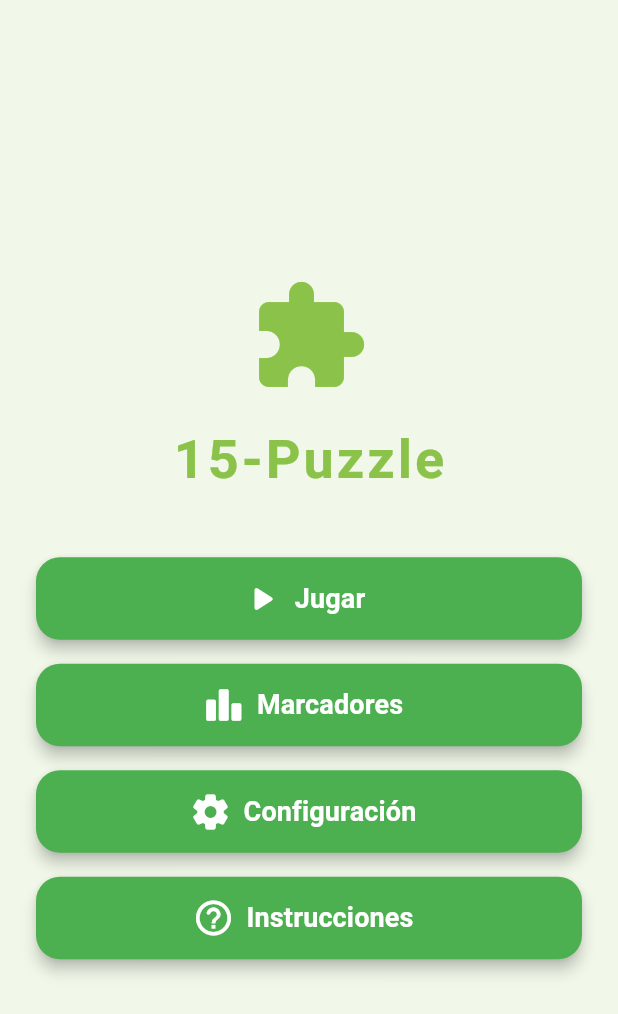
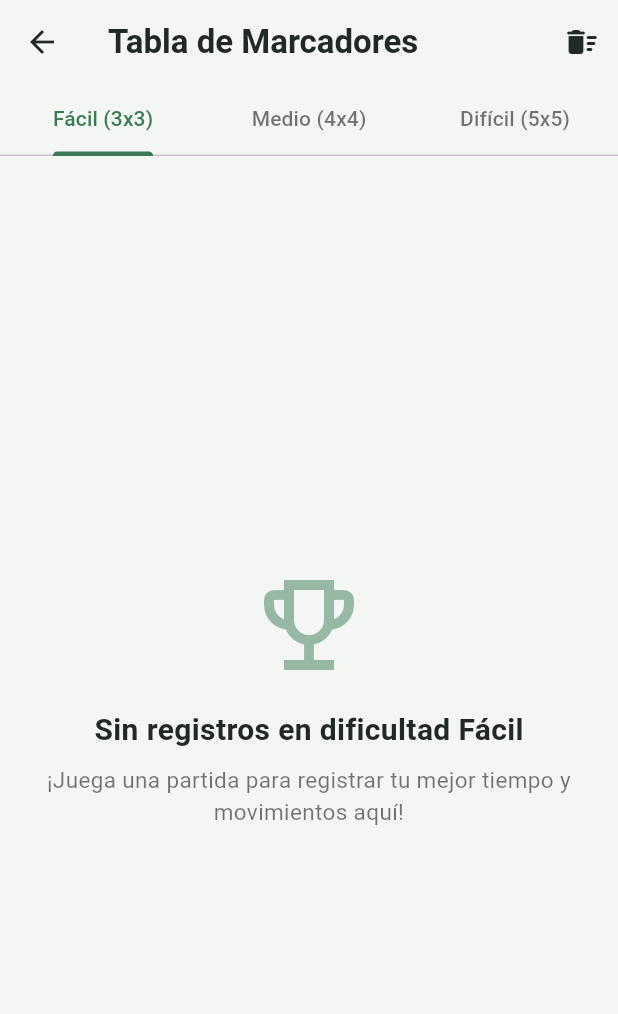
Before and after one commit to fenix1091/Microproyecto-15-Puzzle, a Flutter app: the screen it shows after launch, after a tap on "Marcadores", on a phone screen of 412 x 824 dp. Shown: the top 1014 px of the screen. Run offline on Flutter 3.47's test engine with Material 3 defaults, Android fonts, the phone set to English and light mode, and no system bars; our stand-ins replace shared_preferences.

Commit message:
Instrucciones y marcadores implementados manteniendo el shared preference (creo)

```diff
--- a/lib/main.dart
+++ b/lib/main.dart
@@ -1,5 +1,6 @@
 import 'package:flutter/material.dart';
 import 'screens/pantalla_de_carga.dart';
+
 
 void main() {
   runApp(const MyApp());
--- /dev/null
+++ b/lib/screens/marcadores.dart
@@ -0,0 +1,172 @@
+import 'package:flutter/material.dart';
+import 'package:shared_preferences/shared_preferences.dart';
+
+class MarcadoresScreen extends StatefulWidget {
+  const MarcadoresScreen({super.key});
+
+  @override
+  State<MarcadoresScreen> createState() => _MarcadoresScreenState();
+}
+
+class _MarcadoresScreenState extends State<MarcadoresScreen> {
+  bool _isDarkMode = false;
+  Map<String, dynamic>? _scoreFacil;
+  Map<String, dynamic>? _scoreMedio;
+  Map<String, dynamic>? _scoreDificil;
+
+  @override
+  void initState() {
+    super.initState();
+    _loadPreferences();
+  }
+
+  Future<void> _loadPreferences() async {
+    final prefs = await SharedPreferences.getInstance();
+    setState(() {
+      _isDarkMode = prefs.getBool('isDarkMode') ?? false;
+    });
+  }
+
+  void _confirmarBorrarMarcadores() {
+    showDialog(
+      context: context,
+      builder: (BuildContext context) {
+        final isDark = _isDarkMode;
+        return AlertDialog(
+          backgroundColor: isDark ? const Color(0xFF1E2620) : Colors.white,
+          title: Text('Borrar Marcadores', style: TextStyle(color: isDark ? Colors.white : Colors.black)),
+          content: Text(
+            '¿Estás seguro de que deseas eliminar todo el historial de puntuaciones?',
+            style: TextStyle(color: isDark ? Colors.white70 : Colors.black87),
+          ),
+          actions: [
+            TextButton(
+              onPressed: () => Navigator.pop(context),
+              child: const Text('Cancelar'),
+            ),
+            TextButton(
+              onPressed: () async {
+                setState(() {
+                  _scoreFacil = null;
+                  _scoreMedio = null;
+                  _scoreDificil = null;
+                });
+                if (mounted) {
+                  Navigator.pop(context);
+                  ScaffoldMessenger.of(context).showSnackBar(
+                    const SnackBar(content: Text('Marcadores borrados con éxito')),
+                  );
+                }
+              },
+              child: const Text('Borrar', style: TextStyle(color: Colors.red)),
+            ),
+          ],
+        );
+      },
+    );
+  }
+
+  @override
+  Widget build(BuildContext context) {
+    final backgroundColor = _isDarkMode ? const Color(0xFF141A16) : const Color(0xFFF4F6F4);
+    final textColor = _isDarkMode ? Colors.white : const Color(0xFF222825);
+    final primaryColor = const Color(0xFF3B7A57);
+
+    return DefaultTabController(
+      length: 3,
+      child: Scaffold(
+        backgroundColor: backgroundColor,
+        appBar: AppBar(
+          title: Text('Tabla de Marcadores', style: TextStyle(color: textColor, fontWeight: FontWeight.bold)),
+          backgroundColor: Colors.transparent,
+          elevation: 0,
+          iconTheme: IconThemeData(color: textColor),
+          bottom: TabBar(
+            labelColor: primaryColor,
+            unselectedLabelColor: _isDarkMode ? Colors.white60 : Colors.black54,
+            indicatorColor: primaryColor,
+            tabs: const [
+              Tab(text: 'Fácil (3x3)'),
+              Tab(text: 'Medio (4x4)'),
+              Tab(text: 'Difícil (5x5)'),
+            ],
+          ),
+          actions: [
+            IconButton(
+              icon: Icon(Icons.delete_sweep_rounded, color: textColor),
+              tooltip: 'Borrar Marcadores',
+              onPressed: _confirmarBorrarMarcadores,
+            ),
+          ],
+        ),
+        body: TabBarView(
+          children: [
+            _buildScoreView(_scoreFacil, 'Fácil'),
+            _buildScoreView(_scoreMedio, 'Medio'),
+            _buildScoreView(_scoreDificil, 'Difícil'),
+          ],
+        ),
+      ),
+    );
+  }
+
+  Widget _buildScoreView(Map<String, dynamic>? scoreData, String dificultad) {
+    final textColor = _isDarkMode ? Colors.white : const Color(0xFF222825);
+    final cardColor = _isDarkMode ? const Color(0xFF1E2620) : Colors.white;
+    final primaryColor = const Color(0xFF3B7A57);
+
+    if (scoreData == null) {
+      return Center(
+        child: Padding(
+          padding: const EdgeInsets.all(20.0),
+          child: Column(
+            mainAxisAlignment: MainAxisAlignment.center,
+            children: [
+              Icon(Icons.emoji_events_outlined, size: 80, color: primaryColor.withValues(alpha: 0.5)),
+              const SizedBox(height: 16),
+              Text(
+                'Sin registros en dificultad $dificultad',
+                style: TextStyle(fontSize: 20, fontWeight: FontWeight.bold, color: textColor),
+              ),
+              const SizedBox(height: 8),
+              Text(
+                '¡Juega una partida para registrar tu mejor tiempo y movimientos aquí!',
+                textAlign: TextAlign.center,
+                style: TextStyle(fontSize: 15, color: _isDarkMode ? Colors.white60 : Colors.black54),
+              ),
+            ],
+          ),
+        ),
+      );
+    }
+
+    return Padding(
+      padding: const EdgeInsets.all(20.0),
+      child: ListView(
+        children: [
+          Card(
+            color: cardColor,
+            elevation: 0,
+            shape: RoundedRectangleBorder(
+              borderRadius: BorderRadius.circular(16),
+              side: BorderSide(color: primaryColor.withValues(alpha: 0.2)),
+            ),
+            child: ListTile(
+              leading: const Icon(Icons.star_rounded, color: Colors.amber, size: 40),
+              title: Text('Mejor Partida ($dificultad)', style: TextStyle(color: textColor, fontWeight: FontWeight.bold)),
+              subtitle: Column(
+                crossAxisAlignment: CrossAxisAlignment.start,
+                children: [
+                  const SizedBox(height: 8),
+                  Text('⏱️ Mejor Tiempo: ${scoreData['tiempo']}', style: TextStyle(color: textColor)),
+                  Text('🔢 Menor Movimientos: ${scoreData['movimientos']}', style: TextStyle(color: textColor)),
+                  Text('📅 Fecha: ${scoreData['fecha']}', style: TextStyle(color: textColor)),
+                ],
+              ),
+            ),
+          ),
+        ],
+      ),
+    );
+  }
+}
--- a/lib/screens/menu_principal.dart
+++ b/lib/screens/menu_principal.dart
@@ -1,59 +1,105 @@
 import 'package:flutter/material.dart';
+import 'package:shared_preferences/shared_preferences.dart';
 
 import 'configuraciones.dart';
+import 'marcadores.dart';
+import 'instrucciones.dart';
 
-class MenuPrincipal extends StatelessWidget {
-  const MenuPrincipal({super.key});
+class MenuPrincipalScreen extends StatefulWidget {
+  const MenuPrincipalScreen({super.key});
+
+  @override
+  State<MenuPrincipalScreen> createState() => _MenuPrincipalScreenState();
+}
+
+class _MenuPrincipalScreenState extends State<MenuPrincipalScreen> {
+  bool _isDarkMode = false;
+
+  @override
+  void initState() {
+    super.initState();
+    _loadPreferences();
+  }
+
+  Future<void> _loadPreferences() async {
+    final prefs = await SharedPreferences.getInstance();
+    setState(() {
+      _isDarkMode = prefs.getBool('isDarkMode') ?? false;
+    });
+  }
 
   @override
   Widget build(BuildContext context) {
+    final backgroundColor = _isDarkMode
+        ? const Color(0xFF141A16)
+        : const Color(0xFFF4F6F4);
+    final textColor = _isDarkMode ? Colors.white : const Color(0xFF222825);
+    final primaryColor = const Color(0xFF3B7A57);
+
     return Scaffold(
-      backgroundColor: Colors.lightGreen.shade50,
+      backgroundColor: backgroundColor,
       body: SafeArea(
-        child: Center(
         child: Padding(
-            padding: const EdgeInsets.symmetric(horizontal: 24.0),
+          padding: const EdgeInsets.all(24.0),
           child: Column(
             mainAxisAlignment: MainAxisAlignment.center,
             children: [
-                const Icon(Icons.extension, size: 80, color: Colors.lightGreen),
+              Icon(Icons.extension_rounded, size: 80, color: primaryColor),
               const SizedBox(height: 16),
-                const Text(
+              Text(
                 '15-Puzzle',
                 style: TextStyle(
-                    fontSize: 36,
+                  fontSize: 32,
                   fontWeight: FontWeight.bold,
-                    color: Colors.lightGreen,
-                    letterSpacing: 2,
+                  color: textColor,
                 ),
               ),
-                const SizedBox(height: 40),
+              const SizedBox(height: 8),
+              Text(
+                'Desafía tu mente',
+                style: TextStyle(
+                  fontSize: 16,
+                  color: _isDarkMode ? Colors.white70 : Colors.black54,
+                ),
+              ),
+              const SizedBox(height: 48),
               _buildMenuButton(
                 context,
                 label: 'Jugar',
                 icon: Icons.play_arrow_rounded,
-                  onPressed: () {
-                    // Aquí enlazaremos la Parte 5 (Juego)
-                  },
+                primaryColor: primaryColor,
+                onPressed: () {},
               ),
               const SizedBox(height: 16),
               _buildMenuButton(
                 context,
                 label: 'Marcadores',
-                  icon: Icons.leaderboard_rounded,
-                  onPressed: () {},
+                icon: Icons.emoji_events_rounded,
+                primaryColor: primaryColor,
+                onPressed: () async {
+                  await Navigator.push(
+                    context,
+                    MaterialPageRoute(
+                      builder: (context) => const MarcadoresScreen(),
+                    ),
+                  );
+                  _loadPreferences();
+                },
               ),
               const SizedBox(height: 16),
               _buildMenuButton(
                 context,
                 label: 'Configuración',
                 icon: Icons.settings_rounded,
-                  onPressed: () {
-                    Navigator.push(
+                primaryColor: primaryColor,
+                onPressed: () async {
+                  await Navigator.push(
                     context,
                     MaterialPageRoute(
-                        builder: (context) => const ConfiguracionScreen()),
+                      builder: (context) => const ConfiguracionScreen(),
+                    ),
                   );
+                  _loadPreferences();
                 },
               ),
               const SizedBox(height: 16),
@@ -61,10 +107,18 @@ class MenuPrincipal extends StatelessWidget {
                 context,
                 label: 'Instrucciones',
                 icon: Icons.help_outline_rounded,
-                  onPressed: () {},
+                primaryColor: primaryColor,
+                onPressed: () async {
+                  await Navigator.push(
+                    context,
+                    MaterialPageRoute(
+                      builder: (context) => const InstruccionesScreen(),
+                    ),
+                  );
+                  _loadPreferences();
+                },
               ),
             ],
-            ),
           ),
         ),
       ),
@@ -75,25 +129,26 @@ class MenuPrincipal extends StatelessWidget {
     BuildContext context, {
     required String label,
     required IconData icon,
+    required Color primaryColor,
     required VoidCallback onPressed,
   }) {
     return SizedBox(
       width: double.infinity,
-      height: 55,
+      height: 52,
       child: ElevatedButton.icon(
         style: ElevatedButton.styleFrom(
-          backgroundColor: Colors.green,
+          backgroundColor: primaryColor,
           foregroundColor: Colors.white,
+          elevation: 0,
           shape: RoundedRectangleBorder(
-            borderRadius: BorderRadius.circular(16),
+            borderRadius: BorderRadius.circular(14),
           ),
-          elevation: 4,
         ),
         onPressed: onPressed,
-        icon: Icon(icon, size: 28),
+        icon: Icon(icon),
         label: Text(
           label,
-          style: const TextStyle(fontSize: 18, fontWeight: FontWeight.bold),
+          style: const TextStyle(fontSize: 16, fontWeight: FontWeight.bold),
         ),
       ),
     );
--- a/lib/screens/pantalla_de_carga.dart
+++ b/lib/screens/pantalla_de_carga.dart
@@ -1,4 +1,5 @@
 import 'package:flutter/material.dart';
+
 import 'menu_principal.dart';
 
 class PantallaDeCarga extends StatefulWidget {
@@ -29,7 +30,7 @@ class _PantallaDeCargaState extends State<PantallaDeCarga>
       if (!mounted) return;
       Navigator.pushReplacement(
         context,
-        MaterialPageRoute(builder: (context) => const MenuPrincipal()),
+        MaterialPageRoute(builder: (context) => const MenuPrincipalScreen()),
       );
     });
   }
```
Also changed, not shown: lib/screens/configuraciones.dart (+56 -20 lines), lib/screens/instrucciones.dart (added, +93 -0 lines). Lines whose indentation alone changed are shown as unchanged.
